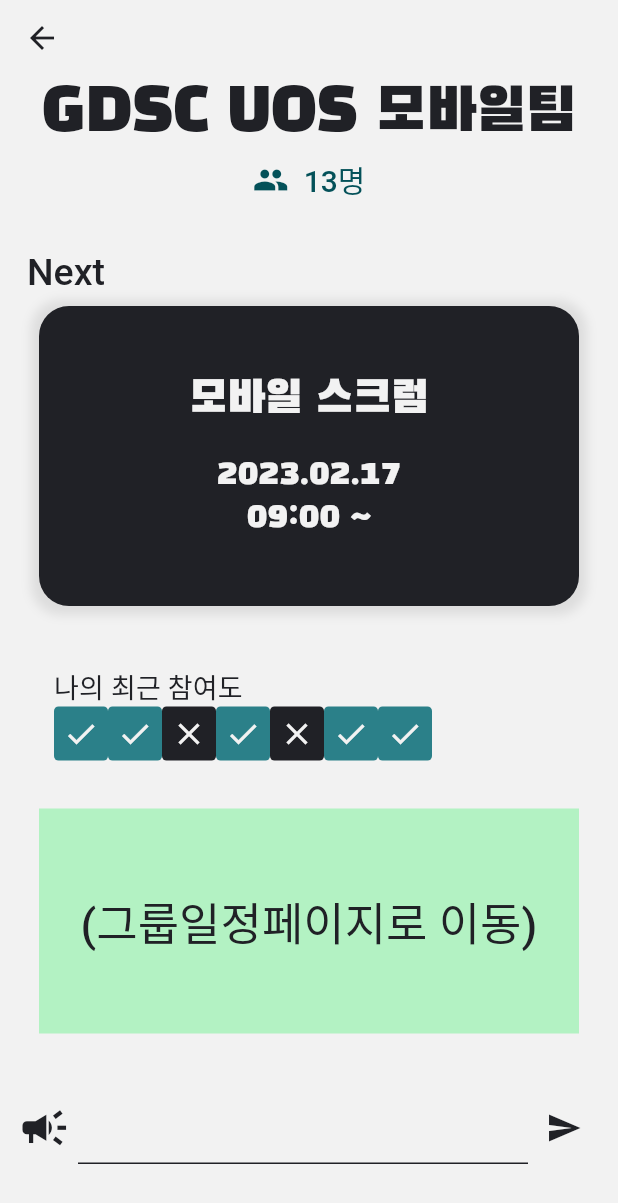
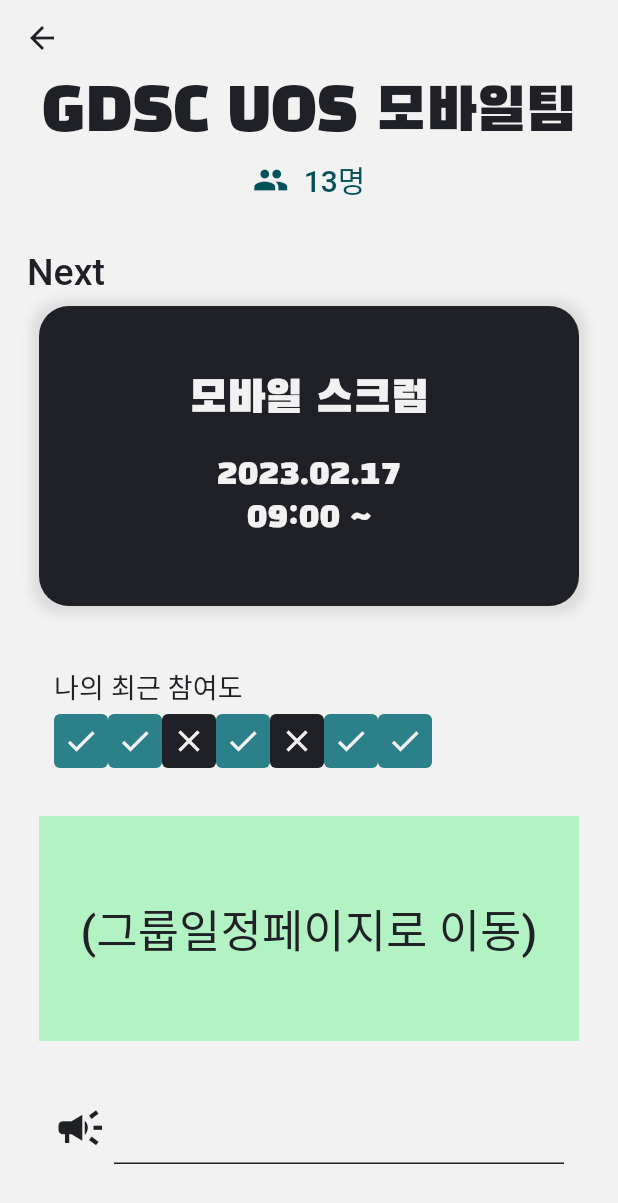
Before and after one commit to hfjxjjd123/Attendance_Moblie, a Flutter app: the GroupParticipantsScreen screen opened by its route, on a phone screen of 412 x 824 dp. Shown: the top 1203 px of the screen. Run offline on Flutter 3.47's test engine with Material 2 defaults, Android fonts, the phone set to English and light mode, and no system bars; our stand-ins replace beamer, logger.

Commit message:
check push to new repo

```diff
--- a/lib/view/components/attendance_checkbox.dart
+++ b/lib/view/components/attendance_checkbox.dart
@@ -12,12 +12,21 @@
   @override
   Widget build(BuildContext context) {
     return Container(
-      width: 36, height: 36,
+      width: 36,
+      height: 36,
       decoration: BoxDecoration(
-          borderRadius: BorderRadius.circular(3),
-          color: (attendance>ABSENT)?highlightColor:baseColor,
+        borderRadius: BorderRadius.circular(4),
+        color: (attendance > ABSENT) ? highlightColor : baseColor,
       ),
-      child: (attendance>ABSENT)?Icon(Icons.check, color: whitesColor,): Icon(Icons.close, color: whitesColor,),
+      child: (attendance > ABSENT)
+          ? Icon(
+              Icons.check,
+              color: whitesColor,
+            )
+          : Icon(
+              Icons.close,
+              color: whitesColor,
+            ),
     );
   }
 }
--- a/lib/view/screens/group_participants_screen.dart
+++ b/lib/view/screens/group_participants_screen.dart
@@ -47,6 +47,7 @@
                         "나의 최근 참여도",
                         style: Theme.of(context).textTheme.titleSmall,
                       ),
+                      VerticalPadding(height: TINY_SPACE),
                       Row(
                         children: [
                           AttendanceCheckbox(attendance: 2),
@@ -86,6 +87,7 @@
                         child: TextFormField(
                           style: Theme.of(context).textTheme.titleMedium!.copyWith(fontSize: 20),
                           cursorColor: baseColor,
+                          readOnly: true,
                           decoration: InputDecoration(
                               focusedBorder: UnderlineInputBorder(
                                   borderSide: BorderSide(color: baseColor)
@@ -96,10 +98,6 @@
                           ),
                         )
                     ),
-                    IconButton(
-                        onPressed: (){},
-                        icon: Icon(Icons.send, color: baseColor,)
-                    )
                   ],
                 ),
                 VerticalPadding(height: 48,)
```
